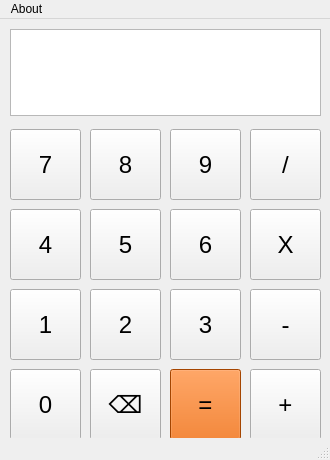
Old version of the form Calculator.ui in the repository Neutrovertido/DearthOS.
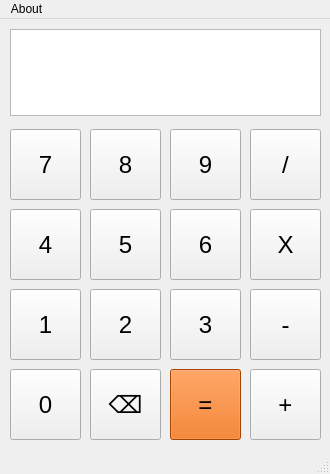
New version of the form. Icons and pictures are not drawn.

Commit message: Correct icon + correct size

```diff
--- a/Calculator.ui
+++ b/Calculator.ui
@@ -7,19 +7,19 @@
     <x>0</x>
     <y>0</y>
     <width>330</width>
-    <height>460</height>
+    <height>474</height>
    </rect>
   </property>
   <property name="minimumSize">
    <size>
     <width>330</width>
-    <height>460</height>
+    <height>474</height>
    </size>
   </property>
   <property name="maximumSize">
    <size>
     <width>330</width>
-    <height>460</height>
+    <height>474</height>
    </size>
   </property>
   <property name="windowTitle">
```
Left out of the diff: 8 changed lines with no effect on the pictures. The commit also changes 1 other file.
